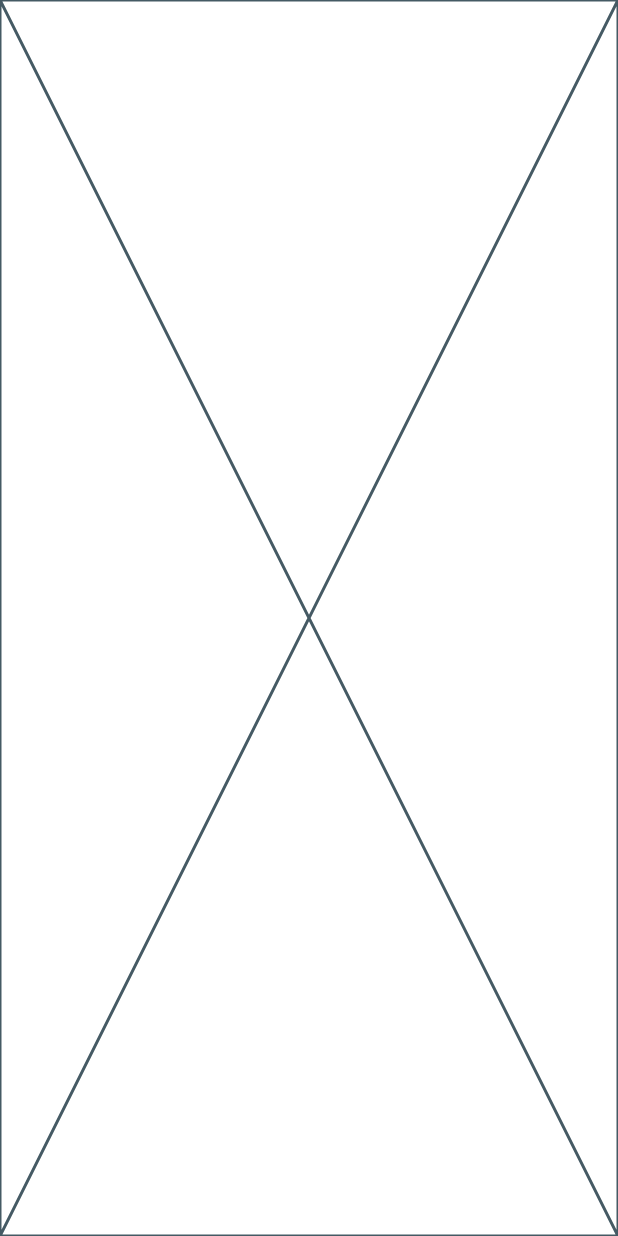
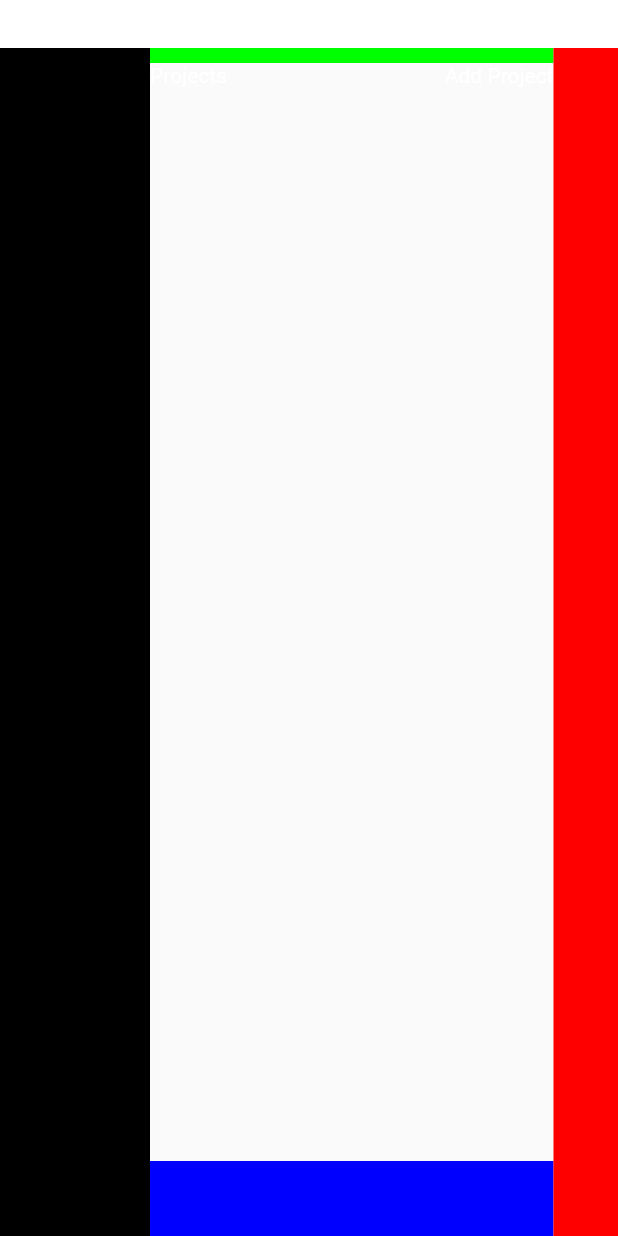
Before and after one commit to icsp-xp/iux, a Flutter app: the screen it shows after launch, on a phone screen of 412 x 824 dp. Run offline on Flutter 3.47's test engine with Material 3 defaults, Android fonts, the phone set to English and light mode, and no system bars; our stand-ins replace auto_route; generated files the repository leaves out were written again.

Commit message:
feat: Add custom UI widgets, mason page generator, and BLoC setup
- Introduce ColorExt for darkening/lightening colors dynamically
- Add Gap widget with automatic Axis detection from parent (Flex/Scrollable)
- Add ResizeHandle widget with drag support and hover effects
- Add Scaffold widget with header, sidebars, and center content layout
- Replace TestPage with ProjectsPage using new Scaffold
- Configure WidgetsApp.router with dynamic primary color from theme
- Add mason CLI with page brick template for BLoC/Cubit scaffolding
- Update linter rules: exclude mason/ and add bloc plugin rules
- Add flutter_bloc and freezed dependencies
- Update analysis options to support BLoC linting
- Set uses-material-design to false (custom design system)
- Add .gitignore entries for mason artifacts

```diff
--- a/analysis_options.yaml
+++ b/analysis_options.yaml
@@ -5,6 +5,11 @@ analyzer:
     - "**/*.g.dart"
     - "**/*.gr.dart"
     - "build/**"
+    - "mason/**"
+
+bloc:
+  rules:
+    - avoid_flutter_imports
 
 linter:
   rules:
--- a/lib/main.dart
+++ b/lib/main.dart
@@ -5,6 +5,8 @@ import 'package:iux/ui/core/theme/theme.dart';
 import 'package:iux/ui/core/theme/theme_provider.dart';
 
 void main() {
+  WidgetsFlutterBinding.ensureInitialized();
+
   final router = IuxRouter();
   const theme = IuxTheme();
 
@@ -23,9 +25,15 @@ class IuxApp extends StatelessWidget {
 
     return ThemeProvider(
       themeData: theme.getThemeFromBrightness(systemBrightness),
-      child: WidgetsApp.router(
-        color: const Color.fromARGB(1, 0, 0, 0),
-        routerConfig: router.config(),
+      child: Builder(
+        builder: (context) {
+          final primaryColor = ThemeProvider.of(context).colorScheme.primary;
+
+          return WidgetsApp.router(
+            color: primaryColor,
+            routerConfig: router.config(),
+          );
+        },
       ),
     );
   }
--- a/lib/routing/router.dart
+++ b/lib/routing/router.dart
@@ -1,5 +1,5 @@
 import 'package:auto_route/auto_route.dart';
-import 'package:iux/ui/test_page.dart';
+import 'package:iux/ui/projects/projects_page.dart';
 
 part 'router.gr.dart';
 
@@ -10,6 +10,6 @@ class IuxRouter extends RootStackRouter {
 
   @override
   List<AutoRoute> get routes => [
-    AutoRoute(page: TestRoute.page, initial: true)
+    AutoRoute(page: ProjectsRoute.page, initial: true)
   ];
 }
--- /dev/null
+++ b/lib/ui/core/ui/scaffold.dart
@@ -0,0 +1,77 @@
+import 'package:flutter/material.dart';
+import 'package:flutter/widgets.dart';
+import 'package:iux/ui/core/theme/theme_provider.dart';
+
+class Scaffold extends StatelessWidget {
+  final Widget? header;
+
+  final double leftBarWidth;
+  final Widget? leftBar;
+
+  final double rightBarWidth;
+  final Widget? rightBar;
+
+  final double topBarHeight;
+  final Widget? topBar;
+
+  final double bottomBartHeight;
+  final Widget? bottomBar;
+
+  final Widget center;
+
+  const Scaffold({
+    required this.center,
+    this.leftBarWidth = 0,
+    this.leftBar,
+    this.rightBarWidth = 0,
+    this.rightBar,
+    this.topBarHeight = 0,
+    this.topBar,
+    this.bottomBartHeight = 0,
+    this.bottomBar,
+    this.header,
+    super.key,
+  });
+
+  @override
+  Widget build(BuildContext context) {
+    final colorScheme = ThemeProvider.of(context).colorScheme;
+
+    return ColoredBox(
+      color: colorScheme.surface,
+      child: Column(
+        children: [
+          ?header,
+
+          Expanded(
+            child: Row(
+              crossAxisAlignment: CrossAxisAlignment.stretch,
+              children: [
+                if (leftBar != null)
+                  SizedBox(width: leftBarWidth, child: leftBar),
+
+                Expanded(
+                  child: Column(
+                    crossAxisAlignment: CrossAxisAlignment.stretch,
+                    children: [
+                      if (topBar != null)
+                        SizedBox(height: topBarHeight, child: topBar),
+
+                      Expanded(child: center),
+
+                      if (bottomBar != null)
+                        SizedBox(height: bottomBartHeight, child: bottomBar),
+                    ],
+                  ),
+                ),
+
+                if (rightBar != null)
+                  SizedBox(width: rightBarWidth, child: rightBar),
+              ],
+            ),
+          ),
+        ],
+      ),
+    );
+  }
+}
--- /dev/null
+++ b/lib/ui/projects/projects_page.dart
@@ -0,0 +1,34 @@
+import 'package:auto_route/auto_route.dart';
+import 'package:flutter/widgets.dart';
+import 'package:iux/ui/core/ui/scaffold.dart';
+
+@RoutePage()
+class ProjectsPage extends StatelessWidget {
+  const ProjectsPage({super.key});
+
+  @override
+  Widget build(BuildContext context) {
+    return Scaffold(
+      header: Container(color: Color.fromARGB(255, 255, 255, 255), height: 32.0,),
+      leftBar: Container(color: Color.fromARGB(255, 0, 0, 0)),
+      leftBarWidth: 100.0,
+      rightBar: Container(color: Color.fromARGB(255, 255, 0, 0)),
+      rightBarWidth: 43.0,
+      topBar: Container(color: Color.fromARGB(255, 0, 255, 0)),
+      topBarHeight: 10.0,
+      bottomBar: Container(color: Color.fromARGB(255, 0, 0, 255)),
+      bottomBartHeight: 50.0,
+      center: Column(
+        children: [
+          Row(
+            spacing: 8.0,
+            children: [
+              Expanded(child: Text('Projects')), // TODO: localize
+              Text('Add Project'), // TODO: localize
+            ],
+          ),
+        ],
+      ),
+    );
+  }
+}
--- a/lib/ui/test_page.dart
+++ /dev/null
@@ -1,12 +0,0 @@
-import 'package:auto_route/auto_route.dart';
-import 'package:flutter/widgets.dart';
-
-@RoutePage()
-class TestPage extends StatelessWidget {
-  const TestPage({super.key});
-
-  @override
-  Widget build(BuildContext context) {
-    return const Placeholder();
-  }
-}
--- /dev/null
+++ b/mason/bricks/page/__brick__/{{page_name.snakeCase()}}/bloc/{{page_name.snakeCase()}}_events.dart
@@ -0,0 +1 @@
+sealed class {{page_name.pascalCase()}}Event {}
--- /dev/null
+++ b/mason/mason.yaml
@@ -0,0 +1,3 @@
+bricks:
+  page:
+    path: bricks/page
--- a/pubspec.yaml
+++ b/pubspec.yaml
@@ -10,6 +10,8 @@ dependencies:
   auto_route: ^11.1.0
   flutter:
     sdk: flutter
+  flutter_bloc: ^9.1.1
+  freezed_annotation: ^3.1.0
 
 dev_dependencies:
   flutter_test:
@@ -17,6 +19,8 @@ dev_dependencies:
   flutter_lints: ^6.0.0
   build_runner: ^2.15.0
   auto_route_generator: ^10.5.0
+  mason_cli: ^0.1.3
+  freezed: ^3.2.5
 
 flutter:
-  uses-material-design: true
+  uses-material-design: false
```
Also changed, not shown: lib/core/extension/color.dart (added, +24 -0 lines), lib/ui/core/ui/gap.dart (added, +34 -0 lines), lib/ui/core/ui/resize_handle.dart (added, +54 -0 lines), mason/bricks/page/__brick__/{{page_name.snakeCase()}}/bloc/{{page_name.snakeCase()}}_bloc.dart (added, +7 -0 lines), mason/bricks/page/__brick__/{{page_name.snakeCase()}}/bloc/{{page_name.snakeCase()}}_state.dart (added, +8 -0 lines), mason/bricks/page/__brick__/{{page_name.snakeCase()}}/{{page_name.snakeCase()}}_page.dart (added, +27 -0 lines), mason/bricks/page/brick.yaml (added, +13 -0 lines), pubspec.lock, 2 other files.
